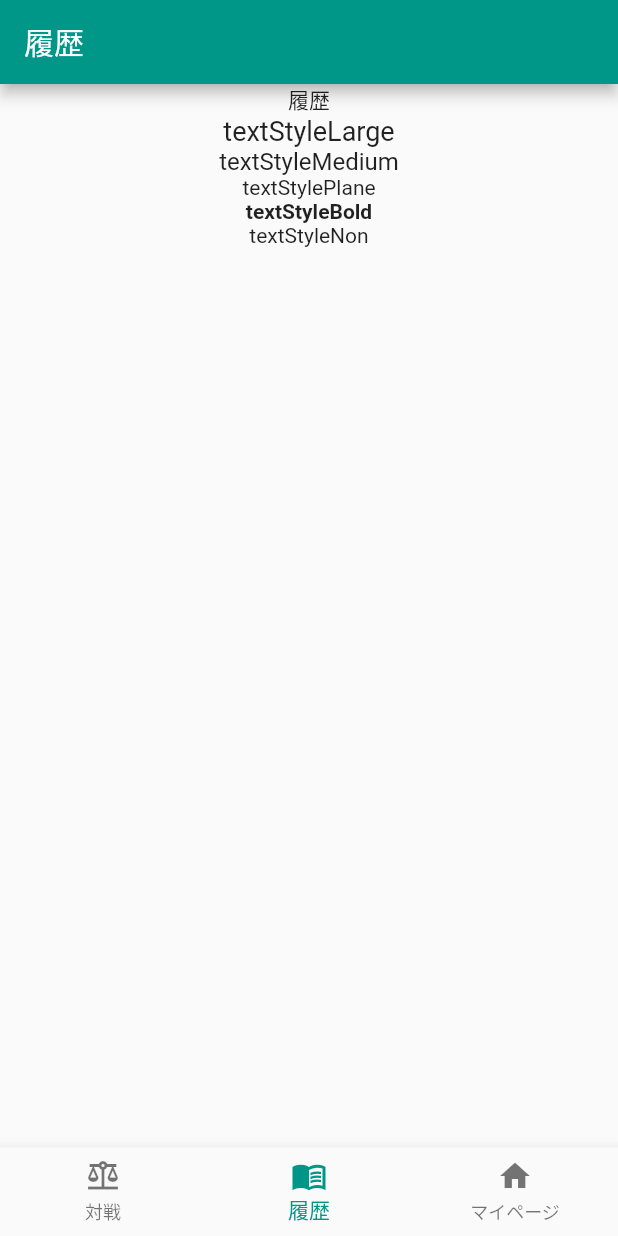
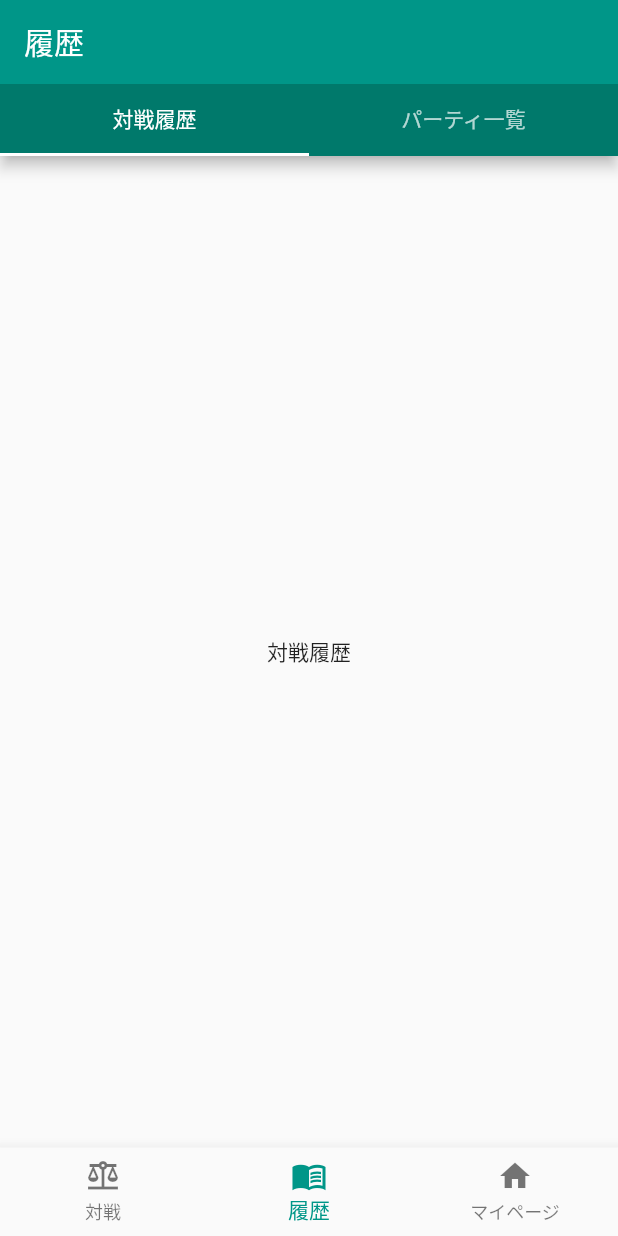
Before and after one commit to miyasic/PokeScouter, a Flutter app: the HistoryPage screen opened by its route, on a phone screen of 412 x 824 dp. Run offline on Flutter 3.47's test engine with Material 2 defaults, Android fonts, the phone set to English and light mode, and no system bars; our stand-ins replace badges, cloud_firestore, email_validator, firebase_auth, firebase_core, flutter_hooks and 5 more; missing offline and left inert: roggle; accounts and stored records are empty.

Commit message:
対戦履歴ページとパーティ一覧ページのTabBarViewの実装をしました。

```diff
--- a/lib/constants/route_path.dart
+++ b/lib/constants/route_path.dart
@@ -2,6 +2,8 @@ const kPageNameTop = "トップページ";
 const kPageNameNext = "次のページ";
 const kPageNameLogin = "ログインページ";
 const kPageNameHistory = "履歴";
+const kPageNameBattleHistory = "対戦履歴";
+const kPageNamePartyList = "パーティ一覧";
 
 const kPagePathTop = "/battle";
 const kPagePathNext = "/next";
--- /dev/null
+++ b/lib/presentation/history/battle_history_page.dart
@@ -0,0 +1,14 @@
+import 'package:flutter/material.dart';
+import 'package:hooks_riverpod/hooks_riverpod.dart';
+
+class BattleHistoryPage extends ConsumerWidget {
+  const BattleHistoryPage({super.key});
+
+  @override
+  Widget build(BuildContext context, WidgetRef ref) {
+    return const Scaffold(
+      body: Center(
+          child: Text("対戦履歴")),
+    );
+  }
+}
--- a/lib/presentation/history/history_page.dart
+++ b/lib/presentation/history/history_page.dart
@@ -1,31 +1,63 @@
 import 'package:flutter/material.dart';
+import 'package:flutter_hooks/flutter_hooks.dart';
 import 'package:flutter_template/constants/route_path.dart';
-import 'package:flutter_template/constants/text_style.dart';
-import 'package:hooks_riverpod/hooks_riverpod.dart';
+import 'package:flutter_template/presentation/history/battle_history_page.dart';
+import 'package:flutter_template/presentation/history/party_list_page.dart';
 
-class HistoryPage extends ConsumerWidget {
+class HistoryPage extends HookWidget {
   const HistoryPage({super.key});
 
   @override
-  Widget build(BuildContext context, WidgetRef ref) {
+  Widget build(BuildContext context) {
+    final List<Tab> tabs = <Tab>[
+      const Tab(
+        text: kPageNameBattleHistory,
+      ),
+      const Tab(
+        text: kPageNamePartyList,
+      ),
+    ];
+    final tabController = useTabController(initialLength: tabs.length);
     return Scaffold(
       appBar: AppBar(
-        title: const Text(kPageNameHistory),
+          title: const Text(kPageNameHistory),
+          bottom: ColoredTabBar(
+            tabBar: TabBar(
+              tabs: tabs,
+              controller: tabController,
+            ),
+            color: Theme.of(context).primaryColorDark,
+          )),
+      body: TabBarView(
+        controller: tabController,
+        children: const [
+          BattleHistoryPage(),
+          PartyListPage(),
+        ],
       ),
-      body: Center(
-          child: Column(
-        children: [
-          Text(
-            kPageNameHistory,
-            style: textStylePlain,
-          ),
-          Text("textStyleLarge", style: textStyleLarge),
-          Text("textStyleMedium", style: textStyleMedium),
-          Text("textStylePlane", style: textStylePlain),
-          Text("textStyleBold", style: textStyleBold),
-          const Text("textStyleNon")
-        ],
-      )),
     );
   }
 }
+
+/// [TabBar]をwrapして背景色を変更するWidget
+class ColoredTabBar extends StatelessWidget implements PreferredSizeWidget {
+  final PreferredSizeWidget tabBar;
+  final Color color;
+
+  // コンストラクタでchildとなる[TabBar]と背景色を指定
+  const ColoredTabBar({super.key, required this.tabBar, required this.color});
+
+  @override
+  Widget build(BuildContext context) {
+    // [Ink]でwrapして背景色を指定
+    return Ink(
+      color: color,
+      child: tabBar,
+    );
+  }
+
+  // [AppBar]のbottomに指定するためには[PreferredSizeWidget]である必要があり、そのためにこのmethodをoverrideします。
+  // 実態はchildである[TabBar]のpreferredSizeをそのまま使えばOK
+  @override
+  Size get preferredSize => tabBar.preferredSize;
+}
--- /dev/null
+++ b/lib/presentation/history/party_list_page.dart
@@ -0,0 +1,15 @@
+import 'package:flutter/material.dart';
+import 'package:flutter_template/constants/route_path.dart';
+import 'package:hooks_riverpod/hooks_riverpod.dart';
+
+class PartyListPage extends ConsumerWidget {
+  const PartyListPage({super.key});
+
+  @override
+  Widget build(BuildContext context, WidgetRef ref) {
+    return const Scaffold(
+      body: Center(
+          child: Text("パーティ一覧")),
+    );
+  }
+}
```
